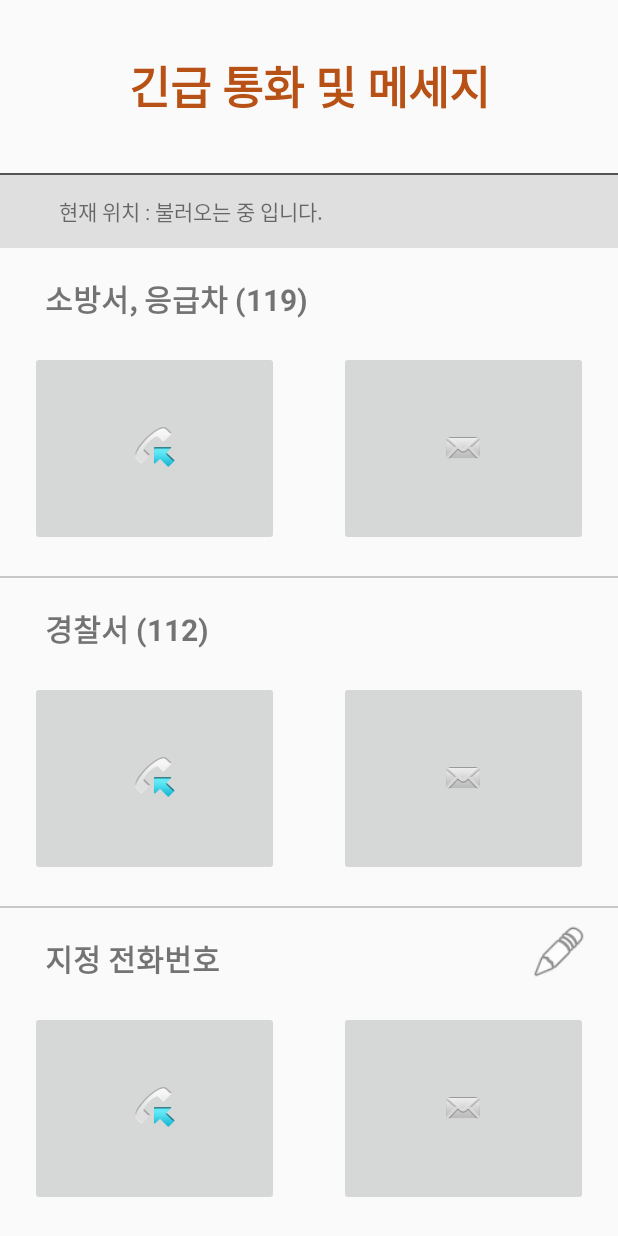
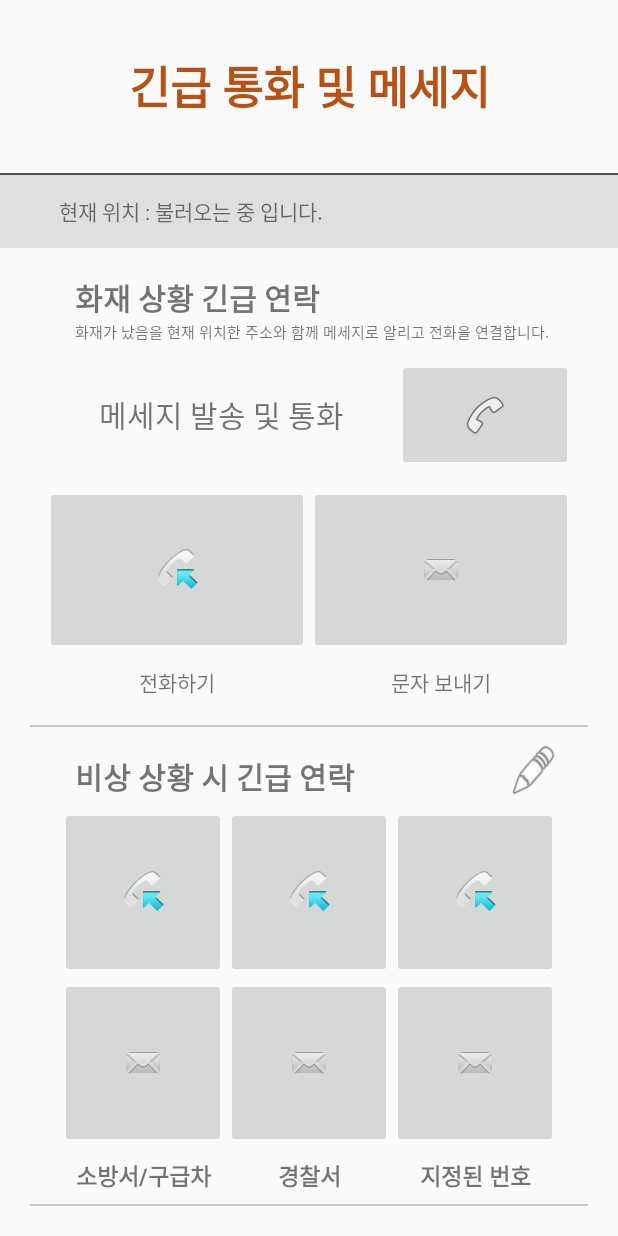
Before and after one commit to cathy192/IOTFire_project, an Android app: the layout activity_sub5.xml on its own in the app's theme, with its tools: preview values and no code run, on a phone screen of 412 x 824 dp. Run offline under Robolectric (Android 15) with nearby library versions, the phone set to English and light mode, and no system bars; network calls fail.

Commit message:
fixed activity_sub5.xml

```diff
--- a/app/src/main/res/layout/activity_sub5.xml
+++ b/app/src/main/res/layout/activity_sub5.xml
@@ -55,7 +55,7 @@
             android:text="현재 위치 : " />
 
         <TextView
-            android:id="@+id/textView5"
+            android:id="@+id/addressText"
             android:layout_width="match_parent"
             android:layout_height="wrap_content"
             android:layout_weight="1"
@@ -66,6 +66,9 @@
         android:layout_width="match_parent"
         android:layout_height="match_parent"
         android:layout_weight="1"
+        android:layout_marginLeft="20dp"
+        android:layout_marginBottom="20dp"
+        android:layout_marginRight="20dp"
         android:orientation="vertical">
 
         <LinearLayout
@@ -77,41 +80,117 @@
             <LinearLayout
                 android:layout_width="match_parent"
                 android:layout_height="match_parent"
-                android:layout_weight="7"
+                android:layout_weight="4"
                 android:orientation="vertical">
 
                 <TextView
-                    android:id="@+id/textView"
+                    android:id="@+id/textView3"
                     android:layout_width="match_parent"
                     android:layout_height="match_parent"
                     android:layout_marginLeft="30dp"
+                    android:layout_weight="1"
                     android:gravity="center_vertical|bottom"
-                    android:text="소방서, 응급차 (119)"
+                    android:text="화재 상황 긴급 연락"
                     android:textSize="20dp"
                     android:textStyle="bold" />
+
+                <TextView
+                    android:id="@+id/textView11"
+                    android:layout_width="match_parent"
+                    android:layout_height="match_parent"
+                    android:layout_marginLeft="30dp"
+                    android:layout_weight="3"
+                    android:text="화재가 났음을 현재 위치한 주소와 함께 메세지로 알리고 전화을 연결합니다."
+                    android:textSize="10dp" />
+
             </LinearLayout>
 
             <LinearLayout
                 android:layout_width="match_parent"
                 android:layout_height="match_parent"
-                android:layout_weight="2"
-                android:orientation="horizontal">
+                android:layout_weight="1"
+                android:orientation="vertical">
 
-                <ImageButton
-                    android:id="@+id/fireCallBtn"
-                    android:layout_width="wrap_content"
+                <LinearLayout
+                    android:layout_width="match_parent"
                     android:layout_height="match_parent"
-                    android:layout_margin="20dp"
+                    android:layout_marginLeft="10dp"
+                    android:layout_marginTop="10dp"
+                    android:layout_marginRight="10dp"
+                    android:layout_weight="2"
+                    android:orientation="horizontal">
+
+                    <TextView
+                        android:id="@+id/textView"
+                        android:layout_width="match_parent"
+                        android:layout_height="match_parent"
+                        android:layout_weight="1"
+                        android:gravity="center"
+                        android:text="메세지 발송 및 통화"
+                        android:textSize="20dp" />
+
+                    <ImageButton
+                        android:id="@+id/fireBtn"
+                        android:layout_width="match_parent"
+                        android:layout_height="match_parent"
+                        android:layout_weight="2"
+                        app:srcCompat="@android:drawable/ic_menu_call" />
+
+                </LinearLayout>
+
+                <LinearLayout
+                    android:layout_width="match_parent"
+                    android:layout_height="match_parent"
                     android:layout_weight="1"
-                    app:srcCompat="@android:drawable/sym_call_incoming" />
+                    android:layout_margin="10dp"
+                    android:orientation="horizontal">
 
-                <ImageButton
-                    android:id="@+id/fireMessageBtn"
-                    android:layout_width="wrap_content"
-                    android:layout_height="match_parent"
-                    android:layout_margin="20dp"
-                    android:layout_weight="1"
-                    app:srcCompat="@android:drawable/sym_action_email" />
+                    <LinearLayout
+                        android:layout_width="match_parent"
+                        android:layout_height="match_parent"
+                        android:layout_weight="1"
+                        android:orientation="vertical">
+
+                        <ImageButton
+                            android:id="@+id/fireCallBtn"
+                            android:layout_width="match_parent"
+                            android:layout_height="match_parent"
+                            android:layout_weight="1"
+                            app:srcCompat="@android:drawable/sym_call_incoming" />
+
+                        <TextView
+                            android:id="@+id/textView9"
+                            android:layout_width="match_parent"
+                            android:layout_height="match_parent"
+                            android:layout_weight="3"
+                            android:gravity="center"
+                            android:text="전화하기" />
+                    </LinearLayout>
+
+                    <LinearLayout
+                        android:layout_width="match_parent"
+                        android:layout_height="match_parent"
+                        android:layout_weight="1"
+                        android:orientation="vertical">
+
+                        <ImageButton
+                            android:id="@+id/fireMessageBtn"
+                            android:layout_width="match_parent"
+                            android:layout_height="match_parent"
+                            android:layout_weight="1"
+                            app:srcCompat="@android:drawable/sym_action_email" />
+
+                        <TextView
+                            android:id="@+id/textView10"
+                            android:layout_width="match_parent"
+                            android:layout_height="match_parent"
+                            android:layout_weight="3"
+                            android:gravity="center"
+                            android:text="문자 보내기" />
+                    </LinearLayout>
+
+                </LinearLayout>
+
             </LinearLayout>
 
         </LinearLayout>
@@ -138,41 +217,143 @@
             <LinearLayout
                 android:layout_width="match_parent"
                 android:layout_height="match_parent"
-                android:layout_weight="7"
-                android:orientation="vertical">
+                android:layout_marginBottom="5dp"
+                android:layout_weight="5"
+                android:orientation="horizontal">
 
                 <TextView
                     android:id="@+id/textView2"
                     android:layout_width="match_parent"
                     android:layout_height="match_parent"
                     android:layout_marginLeft="30dp"
+                    android:layout_weight="1"
                     android:gravity="center_vertical|bottom"
-                    android:text="경찰서 (112)"
+                    android:text="비상 상황 시 긴급 연락"
                     android:textSize="20dp"
                     android:textStyle="bold" />
+
+                <Button
+                    android:id="@+id/button"
+                    android:layout_width="match_parent"
+                    android:layout_height="match_parent"
+                    android:layout_marginTop="10dp"
+                    android:layout_marginRight="20dp"
+                    android:layout_weight="6"
+                    android:background="@android:drawable/ic_menu_edit" />
+
             </LinearLayout>
 
             <LinearLayout
                 android:layout_width="match_parent"
                 android:layout_height="match_parent"
-                android:layout_weight="2"
+                android:layout_marginLeft="20dp"
+                android:layout_marginRight="20dp"
+                android:layout_weight="1"
                 android:orientation="horizontal">
 
-                <ImageButton
-                    android:id="@+id/policeCallBtn"
-                    android:layout_width="wrap_content"
+                <LinearLayout
+                    android:layout_width="match_parent"
                     android:layout_height="match_parent"
-                    android:layout_margin="20dp"
                     android:layout_weight="1"
-                    app:srcCompat="@android:drawable/sym_call_incoming" />
+                    android:orientation="vertical">
 
-                <ImageButton
-                    android:id="@+id/policeMessageBtn"
-                    android:layout_width="wrap_content"
+                    <ImageButton
+                        android:id="@+id/eCallBtn1"
+                        android:layout_width="match_parent"
+                        android:layout_height="match_parent"
+
+                        android:layout_weight="1"
+                        app:srcCompat="@android:drawable/sym_call_incoming" />
+
+                    <ImageButton
+                        android:id="@+id/eMessage1"
+                        android:layout_width="match_parent"
+                        android:layout_height="match_parent"
+
+                        android:layout_weight="1"
+                        app:srcCompat="@android:drawable/sym_action_email" />
+
+                    <TextView
+                        android:id="@+id/textView8"
+                        android:layout_width="match_parent"
+                        android:layout_height="match_parent"
+
+                        android:layout_weight="1.5"
+                        android:gravity="center"
+                        android:text="소방서/구급차"
+                        android:textSize="15dp"
+                        android:textStyle="bold" />
+                </LinearLayout>
+
+                <LinearLayout
+                    android:layout_width="match_parent"
                     android:layout_height="match_parent"
-                    android:layout_margin="20dp"
                     android:layout_weight="1"
-                    app:srcCompat="@android:drawable/sym_action_email" />
+                    android:orientation="vertical">
+
+                    <ImageButton
+                        android:id="@+id/eCallBtn2"
+                        android:layout_width="match_parent"
+                        android:layout_height="match_parent"
+
+                        android:layout_weight="1"
+                        app:srcCompat="@android:drawable/sym_call_incoming" />
+
+                    <ImageButton
+                        android:id="@+id/eMessageBtn2"
+                        android:layout_width="match_parent"
+                        android:layout_height="match_parent"
+
+                        android:layout_weight="1"
+                        app:srcCompat="@android:drawable/sym_action_email" />
+
+                    <TextView
+                        android:id="@+id/textView7"
+                        android:layout_width="match_parent"
+                        android:layout_height="match_parent"
+
+                        android:layout_weight="1.5"
+                        android:gravity="center"
+                        android:text="경찰서"
+                        android:textSize="15dp"
+                        android:textStyle="bold" />
+
+                </LinearLayout>
+
+                <LinearLayout
+                    android:layout_width="match_parent"
+                    android:layout_height="match_parent"
+                    android:layout_weight="1"
+                    android:orientation="vertical">
+
+                    <ImageButton
+                        android:id="@+id/eCallBtn3"
+                        android:layout_width="match_parent"
+                        android:layout_height="match_parent"
+
+                        android:layout_weight="1"
+                        app:srcCompat="@android:drawable/sym_call_incoming" />
+
+                    <ImageButton
+                        android:id="@+id/eMessageBtn3"
+                        android:layout_width="match_parent"
+                        android:layout_height="match_parent"
+
+                        android:layout_weight="1"
+                        app:srcCompat="@android:drawable/sym_action_email" />
+
+                    <TextView
+                        android:id="@+id/eTextView3"
+                        android:layout_width="match_parent"
+                        android:layout_height="match_parent"
+
+                        android:layout_weight="1.5"
+                        android:gravity="center"
+                        android:text="지정된 번호"
+                        android:textSize="15dp"
+                        android:textStyle="bold" />
+                </LinearLayout>
+
             </LinearLayout>
 
         </LinearLayout>
@@ -190,64 +371,6 @@
                 app:layout_constraintTop_toTopOf="parent" />
         </LinearLayout>
 
-        <LinearLayout
-            android:layout_width="match_parent"
-            android:layout_height="match_parent"
-            android:layout_weight="1"
-            android:orientation="vertical">
-
-            <LinearLayout
-                android:layout_width="match_parent"
-                android:layout_height="match_parent"
-                android:layout_weight="7"
-                android:orientation="horizontal">
-
-                <TextView
-                    android:id="@+id/textView3"
-                    android:layout_width="match_parent"
-                    android:layout_height="match_parent"
-                    android:layout_marginLeft="30dp"
-                    android:layout_weight="1"
-                    android:gravity="center_vertical|bottom"
-                    android:text="지정 전화번호"
-                    android:textSize="20dp"
-                    android:textStyle="bold" />
-
-                <Button
-                    android:id="@+id/button"
-                    android:layout_width="match_parent"
-                    android:layout_height="match_parent"
-                    android:layout_marginRight="20dp"
-                    android:layout_weight="6"
-                    android:layout_marginTop="10dp"
-                    android:background="@android:drawable/ic_menu_edit" />
-            </LinearLayout>
-
-            <LinearLayout
-                android:layout_width="match_parent"
-                android:layout_height="match_parent"
-                android:layout_weight="2"
-                android:orientation="horizontal">
-
-                <ImageButton
-                    android:id="@+id/selectCallBtn"
-                    android:layout_width="wrap_content"
-                    android:layout_height="match_parent"
-                    android:layout_margin="20dp"
-                    android:layout_weight="1"
-                    app:srcCompat="@android:drawable/sym_call_incoming" />
-
-                <ImageButton
-                    android:id="@+id/selectMessageBtn"
-                    android:layout_width="wrap_content"
-                    android:layout_height="match_parent"
-                    android:layout_margin="20dp"
-                    android:layout_weight="1"
-                    app:srcCompat="@android:drawable/sym_action_email" />
-            </LinearLayout>
-
-        </LinearLayout>
-
     </LinearLayout>
 
 
```
